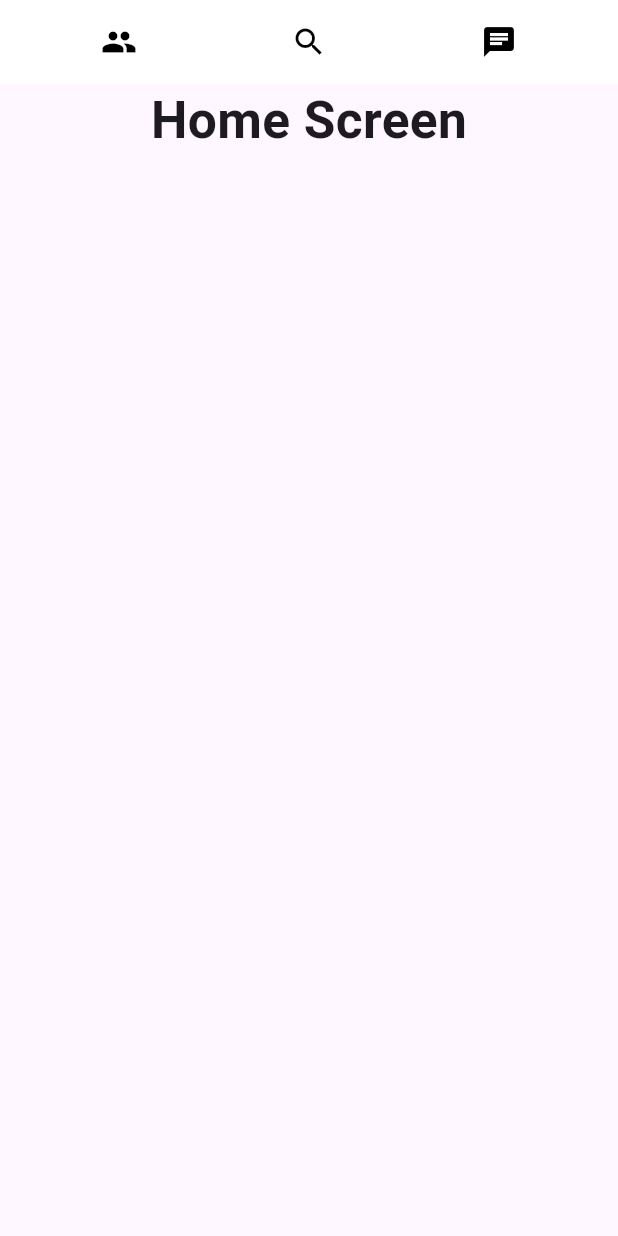
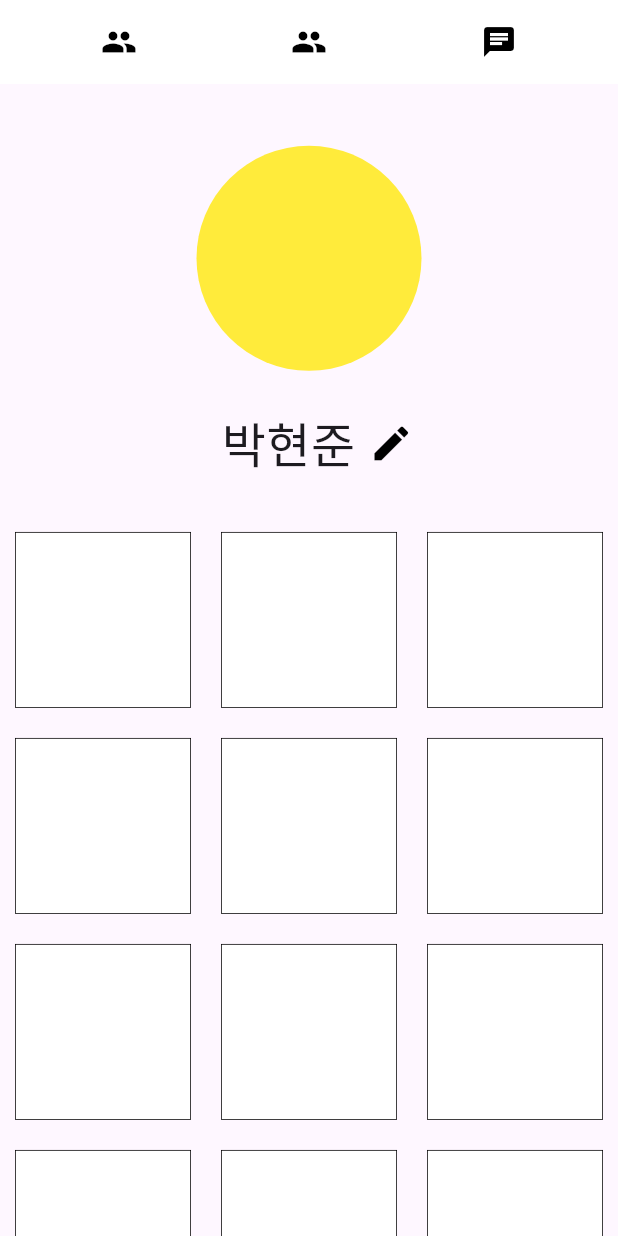
Before and after one commit to hyeonjoonpark/messenger-app, a Flutter app: the screen it shows after launch, after a tap on "Kakao 로그인", on a phone screen of 412 x 824 dp. Run offline on Flutter 3.47's test engine with Material 3 defaults, Android fonts, the phone set to English and light mode, and no system bars; our stand-ins replace flutter_screenutil, get.

Commit message:
FEAT : user profile

```diff
--- a/lib/ui/components/navbar/nav_bar.dart
+++ b/lib/ui/components/navbar/nav_bar.dart
@@ -18,7 +18,7 @@ PreferredSizeWidget? navBar() {
           ),
           IconButton(
             icon: const Icon(
-              Icons.search,
+              Icons.people,
               color: SystemColors.black,
             ),
             onPressed: () {},
--- /dev/null
+++ b/lib/ui/components/profile/profile.dart
@@ -0,0 +1,28 @@
+import 'package:flutter/material.dart';
+import 'package:flutter_screenutil/flutter_screenutil.dart';
+
+Widget profile(BuildContext context) {
+  return ScreenUtilInit(
+    builder: (BuildContext context, child) => Container(
+      alignment: Alignment.center,
+      child: Column(
+        children: [
+          SizedBox(
+            height: 0.05.sh,
+          ),
+          Container(
+            width: 150,
+            height: 150,
+            decoration: BoxDecoration(
+              color: Colors.yellow,
+              borderRadius: BorderRadius.circular(100.r),
+              border: Border.all(
+                color: Colors.transparent,
+              ),
+            ),
+          )
+        ],
+      ),
+    ),
+  );
+}
--- a/lib/ui/screen/onboard_screen.dart
+++ b/lib/ui/screen/onboard_screen.dart
@@ -18,7 +18,7 @@ class _OnboardScreenState extends State<OnboardScreen> {
             child: Column(
               children: <Widget>[
                 SizedBox(
-                  height: 100.h,
+                  height: 0.5.sh,
                 ),
                 ElevatedButton(
                   onPressed: () {
@@ -29,8 +29,8 @@ class _OnboardScreenState extends State<OnboardScreen> {
                     backgroundColor: MaterialStateProperty.all<Color>(
                       Colors.yellow,
                     ),
-                    maximumSize: MaterialStateProperty.all(const Size(180, 40)),
-                    minimumSize: MaterialStateProperty.all(const Size(180, 40)),
+                    maximumSize: MaterialStateProperty.all(const Size(250, 50)),
+                    minimumSize: MaterialStateProperty.all(const Size(250, 50)),
                     shape: MaterialStateProperty.all<RoundedRectangleBorder>(
                       RoundedRectangleBorder(
                         borderRadius: BorderRadius.circular(15.r),
--- a/lib/ui/screen/user/Home/home_screen.dart
+++ b/lib/ui/screen/user/Home/home_screen.dart
@@ -1,9 +1,11 @@
 import 'package:flutter/material.dart';
 import 'package:flutter_screenutil/flutter_screenutil.dart';
 import 'package:messenger/ui/components/navbar/nav_bar.dart';
+import 'package:messenger/ui/components/profile/profile.dart';
+import 'package:messenger/utils/theme/colors/system_colors.dart';
 
 class HomeScreen extends StatefulWidget {
-  const HomeScreen({super.key});
+  const HomeScreen({Key? key}) : super(key: key);
 
   @override
   _MyHomePageState createState() => _MyHomePageState();
@@ -13,20 +15,70 @@ class _MyHomePageState extends State<HomeScreen> {
   @override
   Widget build(BuildContext context) {
     return ScreenUtilInit(
-      builder: (BuildContext context, child) => MaterialApp(
+      builder: (BuildContext context, Widget? child) => MaterialApp(
         home: Scaffold(
           appBar: navBar(),
-          body: Center(
-            child: Column(
-              children: <Widget>[
-                Text(
-                  "Home Screen",
-                  style: TextStyle(
-                    fontSize: 30.sp,
-                    fontWeight: FontWeight.bold,
+          body: SingleChildScrollView(
+            child: Center(
+              child: Column(
+                children: <Widget>[
+                  profile(context),
+                  SizedBox(
+                    height: 0.03.sh,
                   ),
-                ),
-              ],
+                  Row(
+                    mainAxisAlignment: MainAxisAlignment.center,
+                    children: [
+                      SizedBox(
+                        width: 0.05.sw,
+                      ),
+                      const Text(
+                        "박현준",
+                        style: TextStyle(
+                          fontSize: 32,
+                        ),
+                      ),
+                      IconButton(
+                        icon: const Icon(
+                          Icons.edit,
+                          color: SystemColors.black,
+                          size: 30,
+                        ),
+                        onPressed: () {},
+                      ),
+                    ],
+                  ),
+                  SizedBox(
+                    height: 0.03.sh,
+                  ),
+                  GridView.count(
+                    physics: NeverScrollableScrollPhysics(),
+                    crossAxisCount: 3,
+                    shrinkWrap: true,
+                    children: [
+                      for (int i = 0; i < 16; i++)
+                        GestureDetector(
+                          onTap: () {
+                            // onTap 이벤트 처리 로직을 여기에 작성합니다.
+                            print("${i + 1}" + "번째 사진");
+                          },
+                          child: Container(
+                            margin: EdgeInsets.all(10),
+                            decoration: BoxDecoration(
+                              color: Colors.white,
+                              border: Border.all(
+                                color: Colors.black,
+                                width: 0.5,
+                              ),
+                            ),
+                            width: 100,
+                            height: 100,
+                          ),
+                        )
+                    ],
+                  ),
+                ],
+              ),
             ),
           ),
         ),
```
